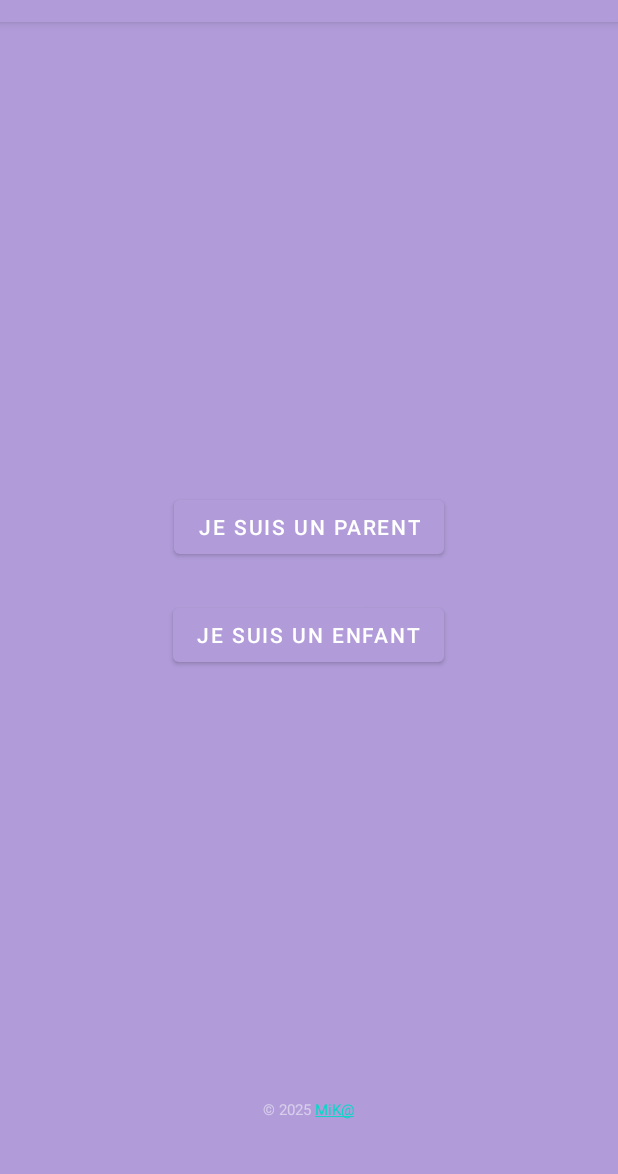
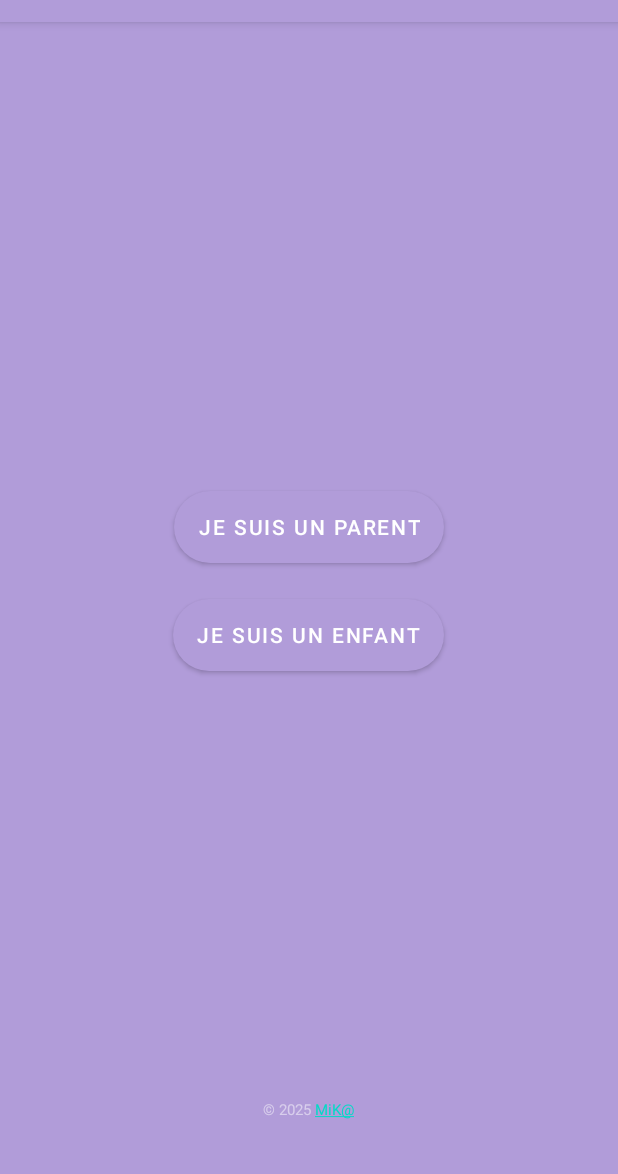
Before and after one commit to mickablondo/mission-defis, an Android app: the RoleSelectionActivity screen opened directly, with no data from a screen before it, on a phone screen of 412 x 824 dp, the part 62-1236 px from its top. Run offline under Robolectric (Android 15) with nearby library versions, the phone set to English and light mode, and no system bars.

Commit message:
rounded buttons (#2)

```diff
--- a/app/src/main/res/layout/activity_child_challenges.xml
+++ b/app/src/main/res/layout/activity_child_challenges.xml
@@ -43,6 +43,7 @@
             android:layout_width="wrap_content"
             android:layout_height="wrap_content"
             android:backgroundTint="@android:color/darker_gray"
+            android:background="@drawable/rounded_button"
             android:text="Changer d’enfant"
             android:textAllCaps="false"
             android:textColor="@android:color/white"
--- a/app/src/main/res/layout/activity_child_challenges_edit.xml
+++ b/app/src/main/res/layout/activity_child_challenges_edit.xml
@@ -28,6 +28,7 @@
         android:id="@+id/buttonAddChallenge"
         android:layout_width="match_parent"
         android:layout_height="wrap_content"
+        android:background="@drawable/rounded_button"
         android:text="Ajouter le défi"
         android:layout_marginTop="8dp"/>
 
--- a/app/src/main/res/layout/activity_parent_screen.xml
+++ b/app/src/main/res/layout/activity_parent_screen.xml
@@ -22,6 +22,7 @@
         android:id="@+id/buttonAddChild"
         android:layout_width="match_parent"
         android:layout_height="wrap_content"
+        android:background="@drawable/rounded_button"
         android:text="Ajouter un enfant"
         android:layout_marginTop="8dp" />
 
--- a/app/src/main/res/layout/activity_reward.xml
+++ b/app/src/main/res/layout/activity_reward.xml
@@ -18,6 +18,7 @@
         android:layout_marginTop="50dp"
         android:layout_width="wrap_content"
         android:layout_height="wrap_content"
+        android:background="@drawable/rounded_button"
         android:text="Retour aux défis" />
 
     <!-- Copyright placé en bas -->
--- a/app/src/main/res/layout/activity_role_selection.xml
+++ b/app/src/main/res/layout/activity_role_selection.xml
@@ -18,12 +18,14 @@
             android:id="@+id/buttonParent"
             android:layout_width="wrap_content"
             android:layout_height="wrap_content"
+            android:background="@drawable/rounded_button"
             android:text="Je suis un parent" />
 
         <Button
             android:id="@+id/buttonChild"
             android:layout_width="wrap_content"
             android:layout_height="wrap_content"
+            android:background="@drawable/rounded_button"
             android:text="Je suis un enfant"
             android:layout_marginTop="24dp"/>
     </LinearLayout>
```
